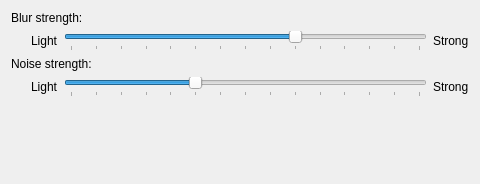
Qt form src/plugins/blur/blur_config.ui (KDE/kwin) before a commit.
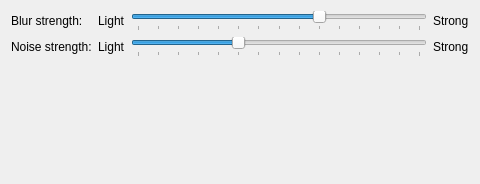
The same form after that commit.

Commit message:
plugins/blur: Arrange options in a form layout
A form layout is more appropriate for such a UI.

```diff
--- a/src/plugins/blur/blur_config.ui
+++ b/src/plugins/blur/blur_config.ui
@@ -10,32 +10,16 @@
     <height>184</height>
    </rect>
   </property>
-  <layout class="QVBoxLayout" name="verticalLayout">
-   <item>
+  <layout class="QFormLayout" name="formLayout">
+   <item row="0" column="0">
     <widget class="QLabel" name="labelConstantBlurDescription">
      <property name="text">
       <string>Blur strength:</string>
      </property>
     </widget>
    </item>
-   <item>
+   <item row="0" column="1">
     <layout class="QHBoxLayout" name="horizontalLayout">
-     <item>
-      <spacer name="horizontalSpacer">
-       <property name="orientation">
-        <enum>Qt::Horizontal</enum>
-       </property>
-       <property name="sizeType">
-        <enum>QSizePolicy::Fixed</enum>
-       </property>
-       <property name="sizeHint" stdset="0">
-        <size>
-         <width>20</width>
-         <height>20</height>
-        </size>
-       </property>
-      </spacer>
-     </item>
      <item>
       <widget class="QLabel" name="labelConstantBlurLight">
        <property name="text">
@@ -77,31 +61,15 @@
      </item>
     </layout>
    </item>
-   <item>
+   <item row="2" column="0">
     <widget class="QLabel" name="labelConstantNoiseDescription">
      <property name="text">
       <string>Noise strength:</string>
      </property>
     </widget>
    </item>
-   <item>
+   <item row="2" column="1">
     <layout class="QHBoxLayout" name="horizontalLayout_2">
-     <item>
-      <spacer name="horizontalSpacer_2">
-       <property name="orientation">
-        <enum>Qt::Horizontal</enum>
-       </property>
-       <property name="sizeType">
-        <enum>QSizePolicy::Fixed</enum>
-       </property>
-       <property name="sizeHint" stdset="0">
-        <size>
-         <width>20</width>
-         <height>20</height>
-        </size>
-       </property>
-      </spacer>
-     </item>
      <item>
       <widget class="QLabel" name="labelConstantNoiseLight">
        <property name="text">
@@ -140,19 +108,6 @@
      </item>
     </layout>
    </item>
-   <item>
-    <spacer name="verticalSpacer">
-     <property name="orientation">
-      <enum>Qt::Vertical</enum>
-     </property>
-     <property name="sizeHint" stdset="0">
-      <size>
-       <width>0</width>
-       <height>0</height>
-      </size>
-     </property>
-    </spacer>
-   </item>
   </layout>
  </widget>
  <resources/>
```
Left out of the diff: 8 changed lines with no effect on the pictures.
